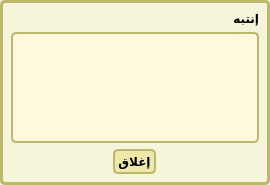
This is PopupWindow.ui in a-atalla/azan as Qt 5 draws it before an edit. The edited form follows.
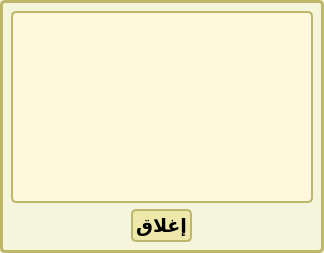
This is the edited form.

The edit to the form file:
```diff
--- a/PopupWindow.ui
+++ b/PopupWindow.ui
@@ -6,10 +6,16 @@
    <rect>
     <x>0</x>
     <y>0</y>
-    <width>270</width>
-    <height>185</height>
+    <width>324</width>
+    <height>207</height>
    </rect>
   </property>
+  <property name="font">
+   <font>
+    <family>KacstQurn</family>
+    <pointsize>14</pointsize>
+   </font>
+  </property>
   <property name="windowTitle">
    <string>Form</string>
   </property>
@@ -138,26 +144,19 @@
   </property>
   <layout class="QVBoxLayout" name="verticalLayout">
    <item>
-    <widget class="QLabel" name="popupLabel">
+    <widget class="QTextEdit" name="txtPopup">
+     <property name="sizePolicy">
+      <sizepolicy hsizetype="Expanding" vsizetype="Fixed">
+       <horstretch>0</horstretch>
+       <verstretch>0</verstretch>
+      </sizepolicy>
+     </property>
      <property name="font">
       <font>
        <family>KacstQurn</family>
+       <pointsize>12</pointsize>
        <weight>75</weight>
-       <italic>false</italic>
        <bold>true</bold>
-      </font>
-     </property>
-     <property name="text">
-      <string>إنتبه</string>
-     </property>
-    </widget>
-   </item>
-   <item>
-    <widget class="QTextEdit" name="txtPopup">
-     <property name="font">
-      <font>
-       <family>KacstQurn</family>
-       <pointsize>16</pointsize>
       </font>
      </property>
     </widget>
```
